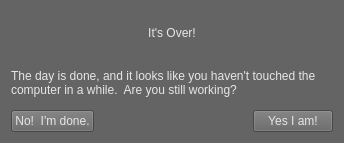
Before: the Qt Designer form Python/Utilities/time_lord/ui/time_lord_eod.ui in SleepDeprivedVFX/t_sheets_listener, drawn with Qt 5.
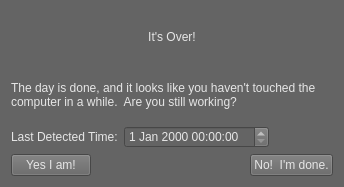
After: the same form once the commit is applied.

Commit message: Building the EOD pop up.  Having some issues with the time being passed back and forth.  I'll figure it out.

```diff
--- a/Python/Utilities/time_lord/ui/time_lord_eod.ui
+++ b/Python/Utilities/time_lord/ui/time_lord_eod.ui
@@ -7,7 +7,7 @@
     <x>0</x>
     <y>0</y>
     <width>344</width>
-    <height>143</height>
+    <height>187</height>
    </rect>
   </property>
   <property name="windowTitle">
@@ -44,35 +44,62 @@
      </property>
     </widget>
    </item>
+   <item>
+    <layout class="QHBoxLayout" name="horizontalLayout_2">
+     <item>
+      <widget class="QLabel" name="last_time_label">
+       <property name="text">
+        <string>Last Detected Time:</string>
+       </property>
+      </widget>
+     </item>
+     <item>
+      <widget class="QDateTimeEdit" name="last_time"/>
+     </item>
+     <item>
+      <spacer name="horizontalSpacer_2">
+       <property name="orientation">
+        <enum>Qt::Horizontal</enum>
+       </property>
+       <property name="sizeHint" stdset="0">
+        <size>
+         <width>40</width>
+         <height>20</height>
+        </size>
+       </property>
+      </spacer>
+     </item>
+    </layout>
+   </item>
    <item>
     <layout class="QHBoxLayout" name="horizontalLayout">
      <item>
-      <widget class="QPushButton" name="pushButton_2">
-       <property name="text">
-        <string>No!  I'm done.</string>
-       </property>
-      </widget>
-     </item>
-     <item>
-      <spacer name="horizontalSpacer">
-       <property name="orientation">
-        <enum>Qt::Horizontal</enum>
-       </property>
-       <property name="sizeHint" stdset="0">
-        <size>
-         <width>40</width>
-         <height>20</height>
-        </size>
-       </property>
-      </spacer>
-     </item>
-     <item>
-      <widget class="QPushButton" name="pushButton">
+      <widget class="QPushButton" name="yes_btn">
        <property name="text">
         <string>Yes I am!</string>
        </property>
       </widget>
      </item>
+     <item>
+      <spacer name="horizontalSpacer">
+       <property name="orientation">
+        <enum>Qt::Horizontal</enum>
+       </property>
+       <property name="sizeHint" stdset="0">
+        <size>
+         <width>40</width>
+         <height>20</height>
+        </size>
+       </property>
+      </spacer>
+     </item>
+     <item>
+      <widget class="QPushButton" name="no_btn">
+       <property name="text">
+        <string>No!  I'm done.</string>
+       </property>
+      </widget>
+     </item>
     </layout>
    </item>
   </layout>
```
The commit also changes 4 other files.
